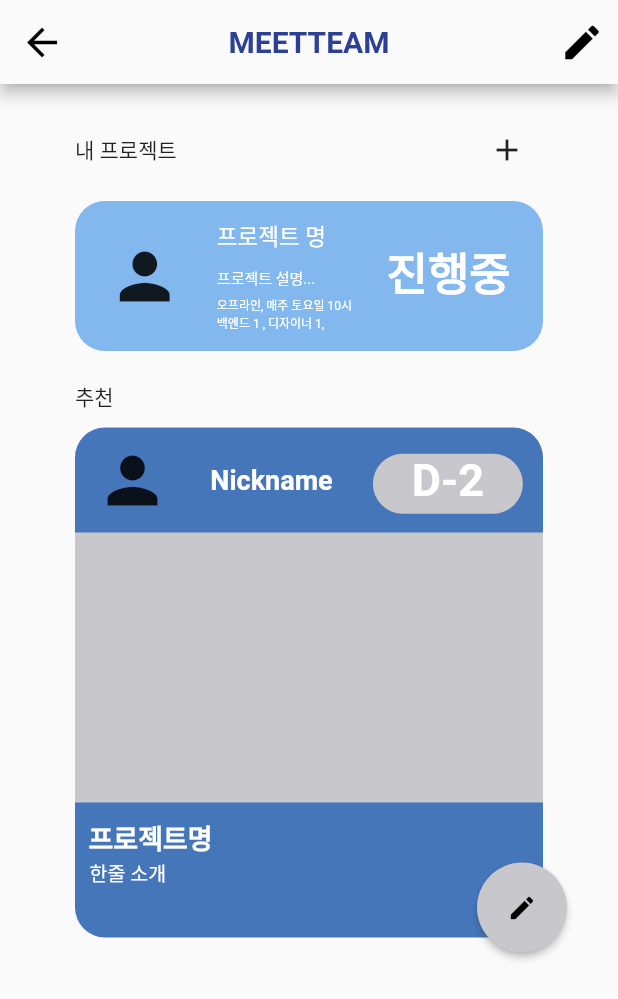
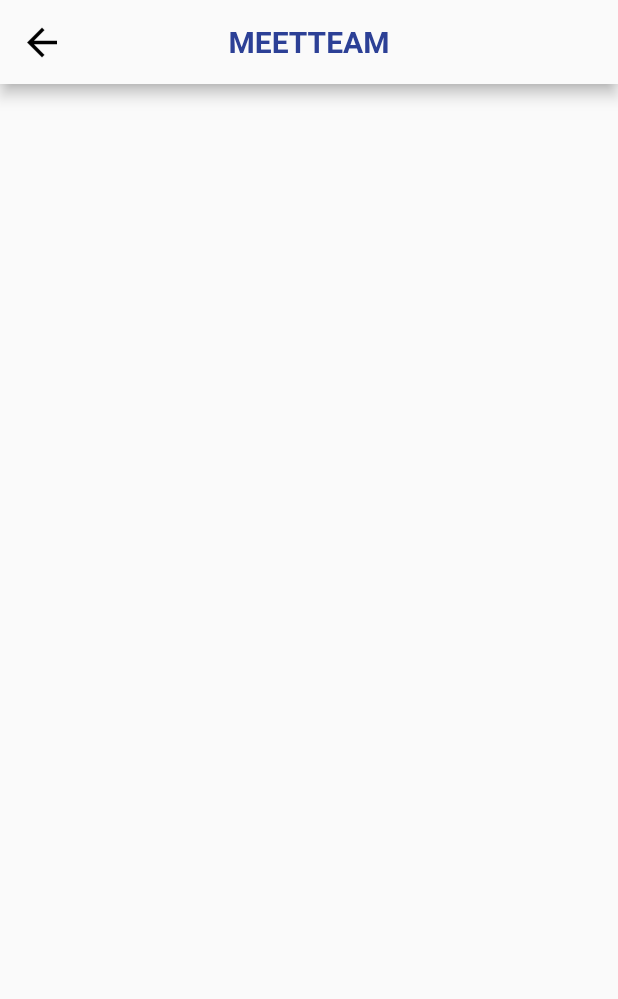
Before and after one commit to computerteam9/MEETEAM, a Flutter app: the MainPage screen opened directly, after a tap on the "add" icon, on a phone screen of 412 x 824 dp. Shown: the top 999 px of the screen. Run offline on Flutter 3.47's test engine with Material 2 defaults, Android fonts, the phone set to English and light mode, and no system bars.

Commit message:
수정 : MainPage - ProjectListPage +버튼 연동

```diff
--- a/lib/MainPage.dart
+++ b/lib/MainPage.dart
@@ -1,8 +1,8 @@
 import 'package:flutter/cupertino.dart';
 import "package:flutter/material.dart";
 import 'package:meetteam/Appbar3.dart';
-import 'package:meetteam/Color.dart';
 import 'package:meetteam/ProjectWritePage.dart';
+import 'package:meetteam/ProjectListPage.dart';
 
 class MainPage extends StatelessWidget {
   const MainPage({super.key});
@@ -25,7 +25,13 @@ class MainPage extends StatelessWidget {
                         "내 프로젝트",
                       ),
                       IconButton(
-                        onPressed: () {},
+                        onPressed: () {
+                          Navigator.push(
+                              context,
+                              MaterialPageRoute(
+                                builder: (context) => const ProjectListPage(),
+                              ));
+                        },
                         icon: const Icon(Icons.add),
                       ),
                     ]),
--- a/lib/ProjectListPage.dart
+++ b/lib/ProjectListPage.dart
@@ -0,0 +1,19 @@
+import 'package:flutter/material.dart';
+import 'package:meetteam/Appbar1.dart';
+
+
+class ProjectListPage extends StatefulWidget {
+  const ProjectListPage({super.key});
+
+  @override
+  State<StatefulWidget> createState() => _ProjectListPage();
+}
+
+class _ProjectListPage extends State<ProjectListPage> {
+  @override
+  Widget build(BuildContext context) {
+    return Scaffold(
+      appBar: BaseAppBar2(key: UniqueKey(), appBar: AppBar()),
+    );
+  }
+}
```
